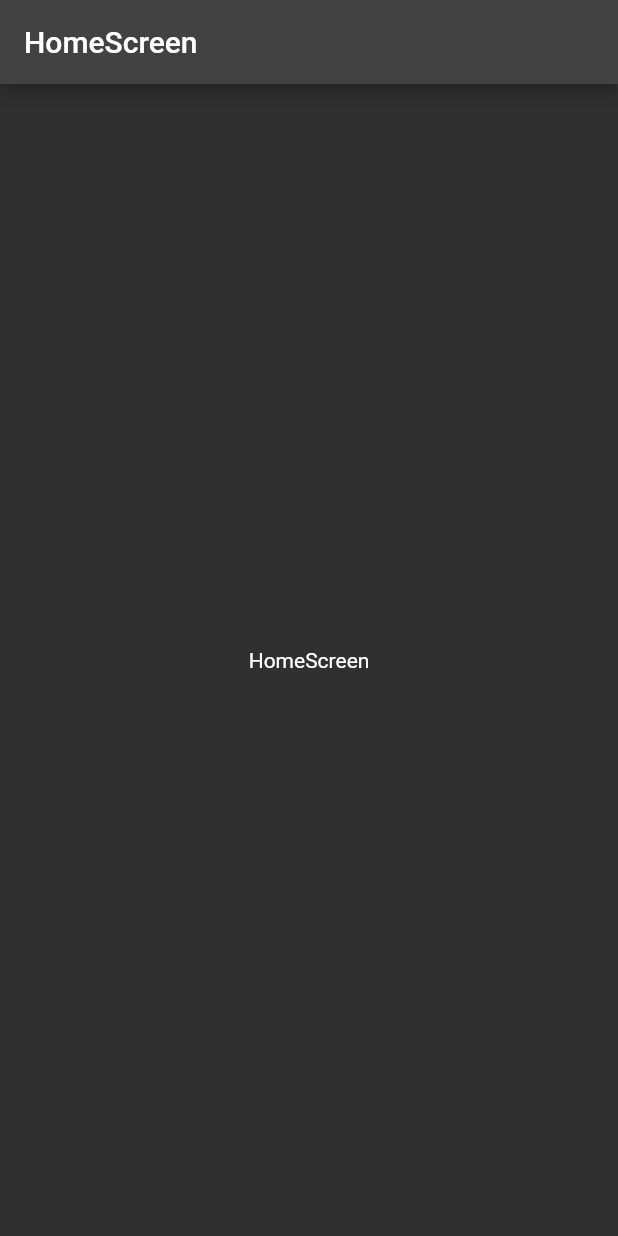
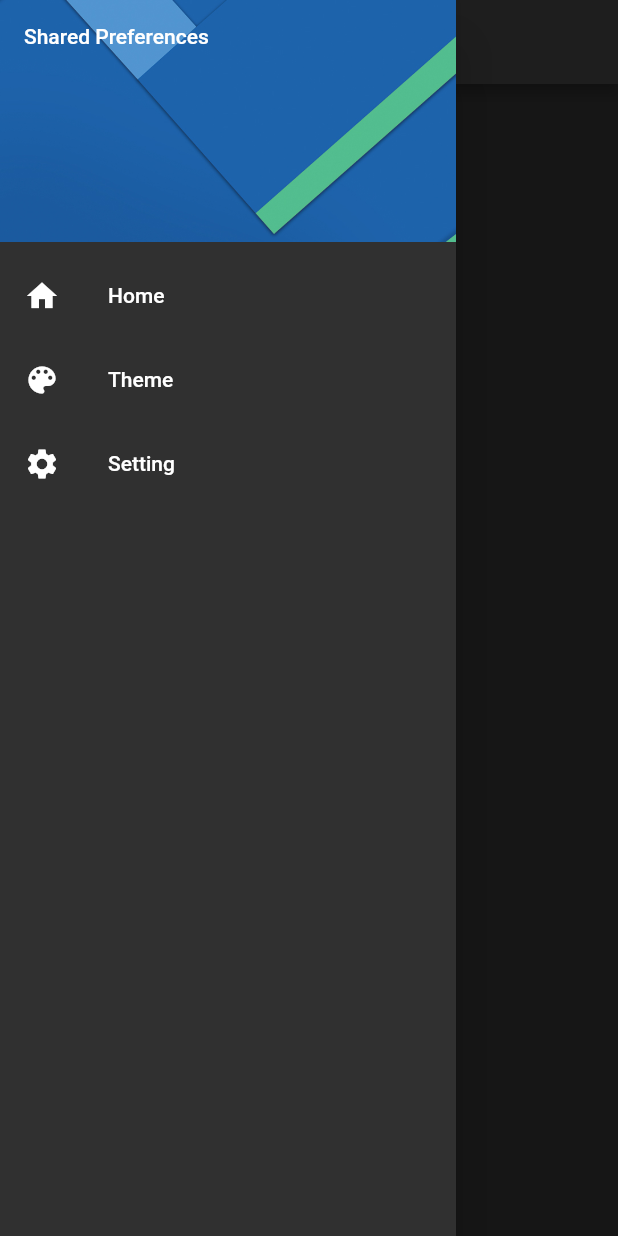
Before and after one commit to manuelduarte077/preferences_app, a Flutter app: the screen it shows after launch, with the side drawer open (before the commit the screen has no drawer), on a phone screen of 412 x 824 dp. Run offline on Flutter 3.47's test engine with Material 2 defaults, Android fonts, the phone set to English and light mode, and no system bars.

Commit message:
:sparkles: creando menu lateral

```diff
--- a/lib/screens/home_screen.dart
+++ b/lib/screens/home_screen.dart
@@ -1,4 +1,5 @@
 import 'package:flutter/material.dart';
+import 'package:preferences_app/widgets/side_menu.dart';
 
 class HomeScreen extends StatelessWidget {
   static const String routeName = 'Home';
@@ -10,6 +11,7 @@ class HomeScreen extends StatelessWidget {
       appBar: AppBar(
         title: const Text('HomeScreen'),
       ),
+      drawer: const SideMenu(),
       body: const Center(
         child: Text('HomeScreen'),
       ),
--- a/lib/screens/settings_screen.dart
+++ b/lib/screens/settings_screen.dart
@@ -1,4 +1,5 @@
 import 'package:flutter/material.dart';
+import 'package:preferences_app/widgets/widgets.dart';
 
 class SettingScreen extends StatelessWidget {
   static const String routeName = 'Setting';
@@ -10,6 +11,7 @@ class SettingScreen extends StatelessWidget {
       appBar: AppBar(
         title: const Text('SettingScreen'),
       ),
+      drawer: const SideMenu(),
       body: const Center(
         child: Text('SettingScreen'),
       ),
--- /dev/null
+++ b/lib/widgets/side_menu.dart
@@ -0,0 +1,58 @@
+import 'package:flutter/material.dart';
+import 'package:preferences_app/screens/screens.dart';
+
+class SideMenu extends StatelessWidget {
+  const SideMenu({Key? key}) : super(key: key);
+
+  @override
+  Widget build(BuildContext context) {
+    return Drawer(
+      child: ListView(
+        padding: EdgeInsets.zero,
+        children: <Widget>[
+          const _DrawerHeaderWidget(),
+          ListTile(
+            title: const Text('Home'),
+            leading: const Icon(Icons.home),
+            onTap: () {
+              Navigator.pushNamed(context, HomeScreen.routeName);
+            },
+          ),
+          ListTile(
+            title: const Text('Theme'),
+            leading: const Icon(Icons.color_lens),
+            onTap: () {
+              Navigator.pop(context);
+            },
+          ),
+          ListTile(
+            title: const Text('Setting'),
+            leading: const Icon(Icons.settings),
+            onTap: () {
+              Navigator.pushReplacementNamed(context, SettingScreen.routeName);
+            },
+          ),
+        ],
+      ),
+    );
+  }
+}
+
+class _DrawerHeaderWidget extends StatelessWidget {
+  const _DrawerHeaderWidget({
+    Key? key,
+  }) : super(key: key);
+
+  @override
+  Widget build(BuildContext context) {
+    return const DrawerHeader(
+      child: Text('Shared Preferences'),
+      decoration: BoxDecoration(
+        image: DecorationImage(
+          image: AssetImage('assets/menu-img.jpeg'),
+          fit: BoxFit.cover,
+        ),
+      ),
+    );
+  }
+}
--- /dev/null
+++ b/lib/widgets/widgets.dart
@@ -0,0 +1 @@
+export 'package:preferences_app/widgets/side_menu.dart';
--- a/pubspec.yaml
+++ b/pubspec.yaml
@@ -58,9 +58,8 @@ flutter:
   uses-material-design: true
 
   # To add assets to your application, add an assets section, like this:
-  # assets:
-  #   - images/a_dot_burr.jpeg
-  #   - images/a_dot_ham.jpeg
+  assets:
+    - assets/
 
   # An image asset can refer to one or more resolution-specific "variants", see
   # https://flutter.dev/assets-and-images/#resolution-aware.
```
Also changed, not shown: assets/menu-img.jpeg (added), 1 other file.
